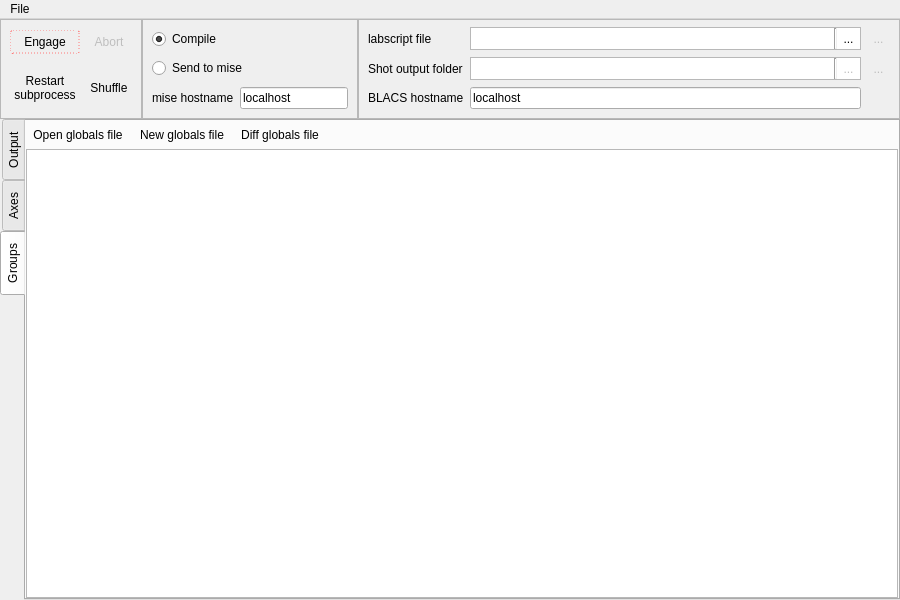
This is main.ui in labscript-suite/runmanager as Qt 5 draws it before an edit. The edited form follows.
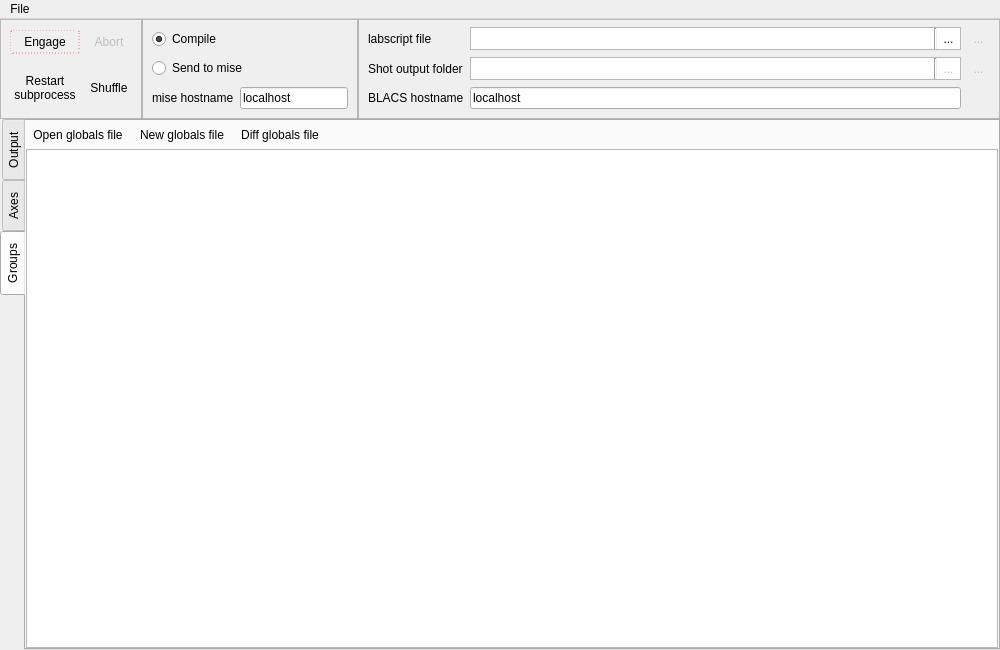
This is the edited form. Icons and pictures are not drawn. Custom widgets are drawn as their Qt base class.

Commit message: Qt: Visual and performance enhancements, some logging

Patch:
```diff
--- a/main.ui
+++ b/main.ui
@@ -6,8 +6,8 @@
    <rect>
     <x>0</x>
     <y>0</y>
-    <width>900</width>
-    <height>600</height>
+    <width>1000</width>
+    <height>650</height>
    </rect>
   </property>
   <property name="windowTitle">
@@ -639,6 +639,9 @@
       <property name="autoFillBackground">
        <bool>false</bool>
       </property>
+      <property name="styleSheet">
+       <string notr="true">QTabBar{ font-size: 12px }</string>
+      </property>
       <property name="tabPosition">
        <enum>QTabWidget::West</enum>
       </property>
@@ -649,10 +652,10 @@
        <number>2</number>
       </property>
       <property name="elideMode">
-       <enum>Qt::ElideNone</enum>
+       <enum>Qt::ElideRight</enum>
       </property>
       <property name="usesScrollButtons">
-       <bool>false</bool>
+       <bool>true</bool>
       </property>
       <property name="documentMode">
        <bool>false</bool>
@@ -937,8 +940,8 @@
             <rect>
              <x>0</x>
              <y>0</y>
-             <width>871</width>
-             <height>445</height>
+             <width>962</width>
+             <height>480</height>
             </rect>
            </property>
            <layout class="QVBoxLayout" name="verticalLayout_6">
@@ -970,8 +973,8 @@
     <rect>
      <x>0</x>
      <y>0</y>
-     <width>900</width>
-     <height>21</height>
+     <width>1000</width>
+     <height>25</height>
     </rect>
    </property>
    <widget class="QMenu" name="menuFile">
```
Left out of the diff: 165 changed lines with no effect on the pictures. The commit also changes 1 other file.
